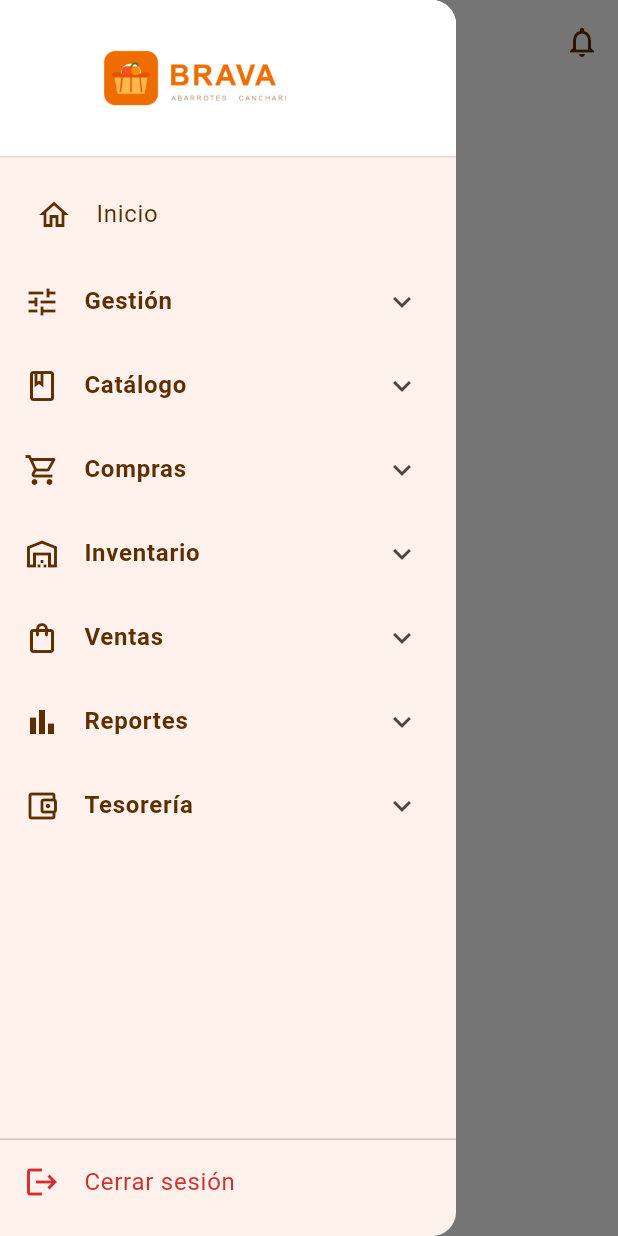
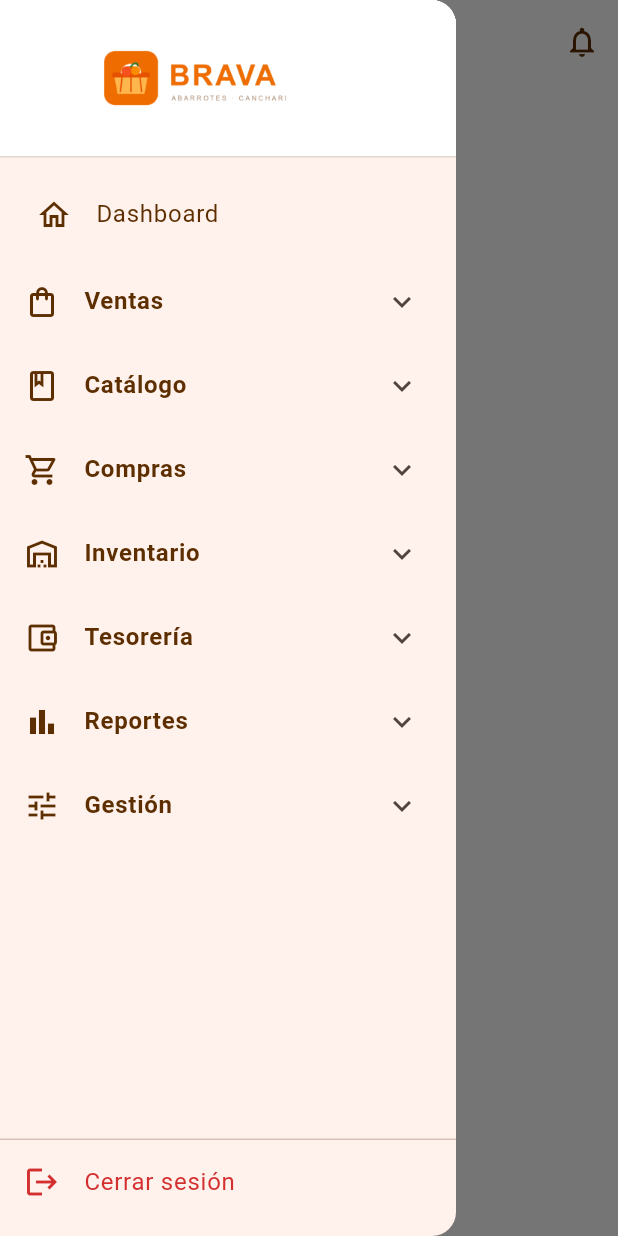
Before and after one commit to victorraulcancah/brother, a Flutter app: the AppScaffold screen opened directly with empty values, with the side drawer open, on a phone screen of 412 x 824 dp. Run offline on Flutter 3.47's test engine with Material 3 defaults, Android fonts, the phone set to English and light mode, and no system bars; our stand-ins replace fl_chart, shared_preferences; accounts and stored records are empty; network calls fail.

Commit message:
feat: update menu structure and labels for better clarity and organization

```diff
--- a/app_abarrotes/lib/config/menu_items.dart
+++ b/app_abarrotes/lib/config/menu_items.dart
@@ -33,14 +33,13 @@ class AppMenu {
   AppMenu._();
 
   static const List<MenuEntry> entries = [
-    MenuLink(icon: Icons.home_outlined, label: 'Inicio', route: AppRoutes.home),
+    MenuLink(icon: Icons.home_outlined, label: 'Dashboard', route: AppRoutes.home),
     MenuGroup(
-      icon: Icons.tune,
-      label: 'Gestión',
+      icon: Icons.shopping_bag_outlined,
+      label: 'Ventas',
       children: [
-        MenuLink(icon: Icons.shield_outlined, label: 'Roles', route: AppRoutes.roles),
-        MenuLink(icon: Icons.people_alt_outlined, label: 'Usuarios', route: AppRoutes.usuarios),
-        MenuLink(icon: Icons.business_outlined, label: 'Empresa', route: AppRoutes.empresa),
+        MenuLink(icon: Icons.people_outline, label: 'Clientes', route: AppRoutes.clientes),
+        MenuLink(icon: Icons.receipt_long_outlined, label: 'Notas de Venta', route: AppRoutes.notasVenta),
       ],
     ),
     MenuGroup(
@@ -68,8 +67,8 @@ class AppMenu {
       icon: Icons.warehouse_outlined,
       label: 'Inventario',
       children: [
+        MenuLink(icon: Icons.store_outlined, label: 'Almacenes', route: AppRoutes.almacenes),
         MenuLink(icon: Icons.warehouse_outlined, label: 'Existencias', route: AppRoutes.existencias),
-        MenuLink(icon: Icons.store_outlined, label: 'Almacenes', route: AppRoutes.almacenes),
         MenuLink(icon: Icons.swap_vert, label: 'Kardex', route: AppRoutes.movimientos),
         MenuLink(icon: Icons.repeat, label: 'Traslados', route: AppRoutes.traslados),
         MenuLink(icon: Icons.tune, label: 'Ajustes', route: AppRoutes.ajustes),
@@ -78,11 +77,17 @@ class AppMenu {
       ],
     ),
     MenuGroup(
-      icon: Icons.shopping_bag_outlined,
-      label: 'Ventas',
+      icon: Icons.account_balance_wallet_outlined,
+      label: 'Tesorería',
       children: [
-        MenuLink(icon: Icons.people_outline, label: 'Clientes', route: AppRoutes.clientes),
-        MenuLink(icon: Icons.receipt_long_outlined, label: 'Notas de venta', route: AppRoutes.notasVenta),
+        MenuLink(icon: Icons.account_balance_wallet, label: 'Mi Caja', route: AppRoutes.miCaja),
+        MenuLink(icon: Icons.credit_card, label: 'Cuentas y Medios de Pago', route: AppRoutes.cuentasMedios),
+        MenuLink(icon: Icons.point_of_sale_outlined, label: 'Cajas', route: AppRoutes.cajas),
+        MenuLink(icon: Icons.swap_horiz, label: 'Movimientos de Caja', route: AppRoutes.movimientosCaja),
+        MenuLink(icon: Icons.lock_outline, label: 'Cierres de Caja', route: AppRoutes.cierresCaja),
+        MenuLink(icon: Icons.label_outline, label: 'Motivos de Movimiento', route: AppRoutes.motivosMovimiento),
+        MenuLink(icon: Icons.call_received, label: 'Cuentas por Cobrar', route: AppRoutes.cuentasPorCobrar),
+        MenuLink(icon: Icons.call_made, label: 'Cuentas por Pagar', route: AppRoutes.cuentasPorPagar),
       ],
     ),
     MenuGroup(
@@ -93,17 +98,12 @@ class AppMenu {
       ],
     ),
     MenuGroup(
-      icon: Icons.account_balance_wallet_outlined,
-      label: 'Tesorería',
+      icon: Icons.tune,
+      label: 'Gestión',
       children: [
-        MenuLink(icon: Icons.account_balance_wallet, label: 'Mi Caja', route: AppRoutes.miCaja),
-        MenuLink(icon: Icons.credit_card, label: 'Cuentas y medios de pago', route: AppRoutes.cuentasMedios),
-        MenuLink(icon: Icons.point_of_sale_outlined, label: 'Cajas', route: AppRoutes.cajas),
-        MenuLink(icon: Icons.swap_horiz, label: 'Movimientos de caja', route: AppRoutes.movimientosCaja),
-        MenuLink(icon: Icons.lock_outline, label: 'Cierres de caja', route: AppRoutes.cierresCaja),
-        MenuLink(icon: Icons.label_outline, label: 'Motivos de movimiento', route: AppRoutes.motivosMovimiento),
-        MenuLink(icon: Icons.call_received, label: 'Cuentas por cobrar', route: AppRoutes.cuentasPorCobrar),
-        MenuLink(icon: Icons.call_made, label: 'Cuentas por pagar', route: AppRoutes.cuentasPorPagar),
+        MenuLink(icon: Icons.shield_outlined, label: 'Roles', route: AppRoutes.roles),
+        MenuLink(icon: Icons.people_alt_outlined, label: 'Usuarios', route: AppRoutes.usuarios),
+        MenuLink(icon: Icons.business_outlined, label: 'Empresa', route: AppRoutes.empresa),
       ],
     ),
   ];
```
